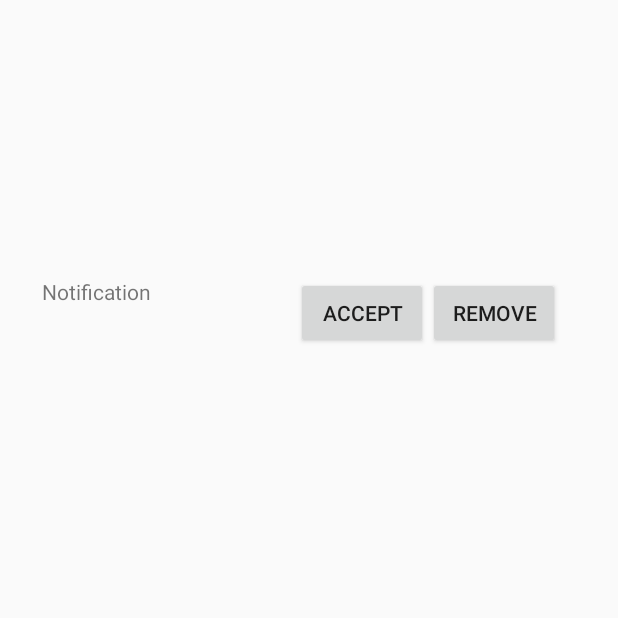
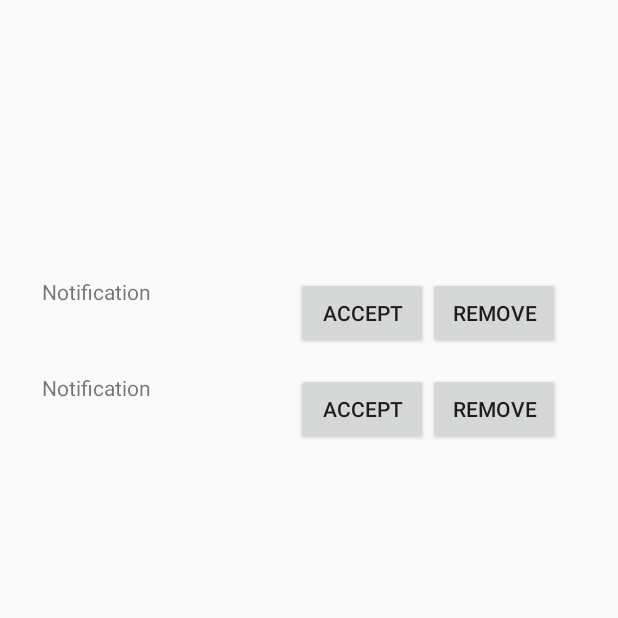
Before and after one commit to bdevoghel/LSINF1225-2018-Groupe15-MiniPoll, an Android app: the NotificationActivity screen opened directly, with no data from a screen before it, on a phone screen of 412 x 824 dp, the top half of it. Run offline under Robolectric (Android 15) with nearby library versions, the phone set to English and light mode, and no system bars.

Commit message:
Ajout notification

```diff
--- a/Poll/app/src/main/java/p/poll/activity/NotificationActivity.java
+++ b/Poll/app/src/main/java/p/poll/activity/NotificationActivity.java
@@ -15,21 +15,17 @@ import p.poll.model.User;
  * Created by Vahid Beyraghi on 25-04-18.
  */
 public class NotificationActivity extends AppCompatActivity {
-    User hostUser=LoginActivity.loggedUser;
-    private View view;
-    private TextView notification;
-    private Button accept;
-    private Button remove;
+    //User hostUser=LoginActivity.loggedUser;
 
     @Override
     protected void onCreate(Bundle savedInstanceState) {
         super.onCreate(savedInstanceState);
         setContentView(R.layout.activity_notification);
         int i=0; //TODO: Gerer sur quelle notif on est
-        notification = findViewById(R.id.notification1);
-        accept = findViewById(R.id.acceptnotif);
-        remove = findViewById(R.id.removenotif);
-        notification.append(hostUser.getNotificationList().get(i).getText());
+        TextView notification = findViewById(R.id.notification1);
+        Button accept = findViewById(R.id.acceptnotif);
+        Button remove = findViewById(R.id.removenotif);
+        /*notification.append(hostUser.getNotificationList().get(i).getText());
         accept.setOnClickListener(new View.OnClickListener() {
             @Override
             public void onClick(View view) {
@@ -53,6 +49,6 @@ public class NotificationActivity extends AppCompatActivity {
                 int i=0; //TODO: Gerer sur quelle notif on est
                 hostUser.rmvNotification(hostUser.getNotificationList().get(i));
             }
-        });
+        });*/
     }
 }
--- a/Poll/app/src/main/res/layout/activity_notification.xml
+++ b/Poll/app/src/main/res/layout/activity_notification.xml
@@ -9,7 +9,7 @@
 
 
     <ScrollView
-        android:id="@+id/scrollView2"
+        android:id="@+id/scrollView"
         android:layout_width="368dp"
         android:layout_height="495dp"
         android:layout_marginBottom="8dp"
@@ -38,7 +38,18 @@
         android:layout_marginTop="20dp"
         android:text="Notification"
         app:layout_constraintStart_toStartOf="parent"
-        app:layout_constraintTop_toTopOf="@+id/scrollView2" />
+        app:layout_constraintTop_toTopOf="@+id/scrollView" />
+
+    <TextView
+        android:id="@+id/notification2"
+        android:layout_width="169dp"
+        android:layout_height="49dp"
+        android:layout_marginLeft="28dp"
+        android:layout_marginStart="28dp"
+        android:layout_marginTop="84dp"
+        android:text="Notification"
+        app:layout_constraintStart_toStartOf="parent"
+        app:layout_constraintTop_toTopOf="@+id/scrollView" />
 
     <Button
         android:id="@+id/acceptnotif"
@@ -49,10 +60,26 @@
         app:layout_constraintTop_toTopOf="@+id/notification1" />
 
     <Button
+        android:id="@+id/acceptnotif2"
+        android:layout_width="wrap_content"
+        android:layout_height="wrap_content"
+        android:text="Accept"
+        app:layout_constraintStart_toEndOf="@+id/notification2"
+        app:layout_constraintTop_toTopOf="@+id/notification2" />
+
+    <Button
         android:id="@+id/removenotif"
         android:layout_width="wrap_content"
         android:layout_height="wrap_content"
         android:text="Remove"
         app:layout_constraintStart_toEndOf="@+id/acceptnotif"
         app:layout_constraintTop_toTopOf="@+id/notification1" />
+
+    <Button
+        android:id="@+id/removenotif2"
+        android:layout_width="wrap_content"
+        android:layout_height="wrap_content"
+        android:text="Remove"
+        app:layout_constraintStart_toEndOf="@+id/acceptnotif2"
+        app:layout_constraintTop_toTopOf="@+id/notification2" />
 </android.support.constraint.ConstraintLayout>
--- a/Poll/app/src/main/res/values/strings.xml
+++ b/Poll/app/src/main/res/values/strings.xml
@@ -1,11 +1,14 @@
 <resources>
-    <string name="app_name">Poll</string>
+    <string name="app_name">EasyPoll</string>
+    <string name="welcome_message">Welcome to EasyPoll</string>
     <string name="addFriend_activity_title">Add a friend</string>
     <string name="add">Add</string>
     <string name="search_hint">Find your friends</string>
     <string name="username">Username</string>
     <string name="friend_list_activity">Friends</string>
+    <string name="login_button">Login</string>
     <string name="title_activity_login">Sign in</string>
+    <string name="register_button">Register</string>
     <string name="title_activity_register">Register</string>
     <string name="notification">Notifications</string>
     <string name="title_activity_menu">Menu</string>
```
Also changed, not shown: Poll/app/src/main/java/p/poll/activity/FriendListActivity.java (+12 -0 lines), Poll/app/src/main/java/p/poll/activity/MainActivity.java (+4 -5 lines), Poll/app/src/main/java/p/poll/activity/MenuActivity.java (+0 -11 lines), Poll/app/src/main/res/layout/activity_friendlist.xml (+0 -28 lines), Poll/app/src/main/res/layout/activity_main.xml (+28 -34 lines).
